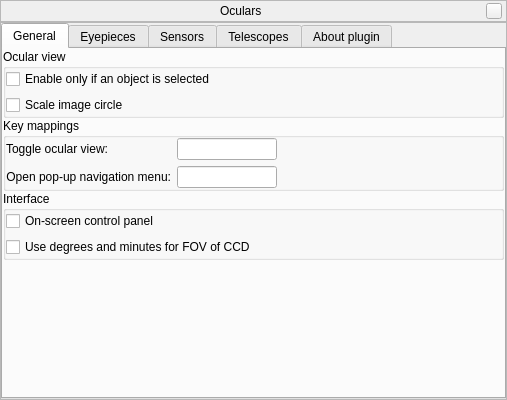
519984307/stellarium_src, file plugins/Oculars/src/gui/ocularDialog.ui: the form before one commit.
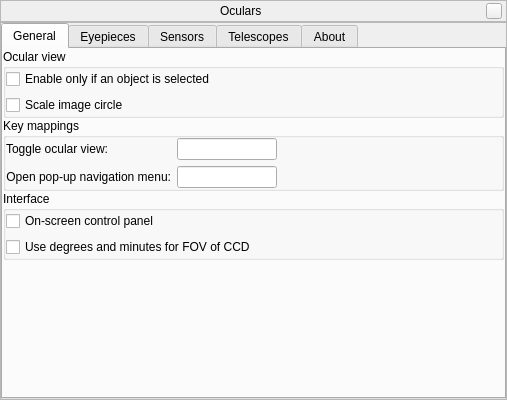
The form after the commit. Icons and pictures are not drawn. Custom widgets are drawn as their Qt base class.

Diff of the .ui file:
```diff
--- a/plugins/Oculars/src/gui/ocularDialog.ui
+++ b/plugins/Oculars/src/gui/ocularDialog.ui
@@ -1233,7 +1233,7 @@
         </widget>
         <widget class="QWidget" name="About">
          <attribute name="title">
-          <string>About plugin</string>
+          <string comment="tab in plugin windows">About</string>
          </attribute>
          <layout class="QGridLayout" name="gridLayout">
           <property name="margin">
```
Left out of the diff: 3 changed lines with no effect on the pictures.
